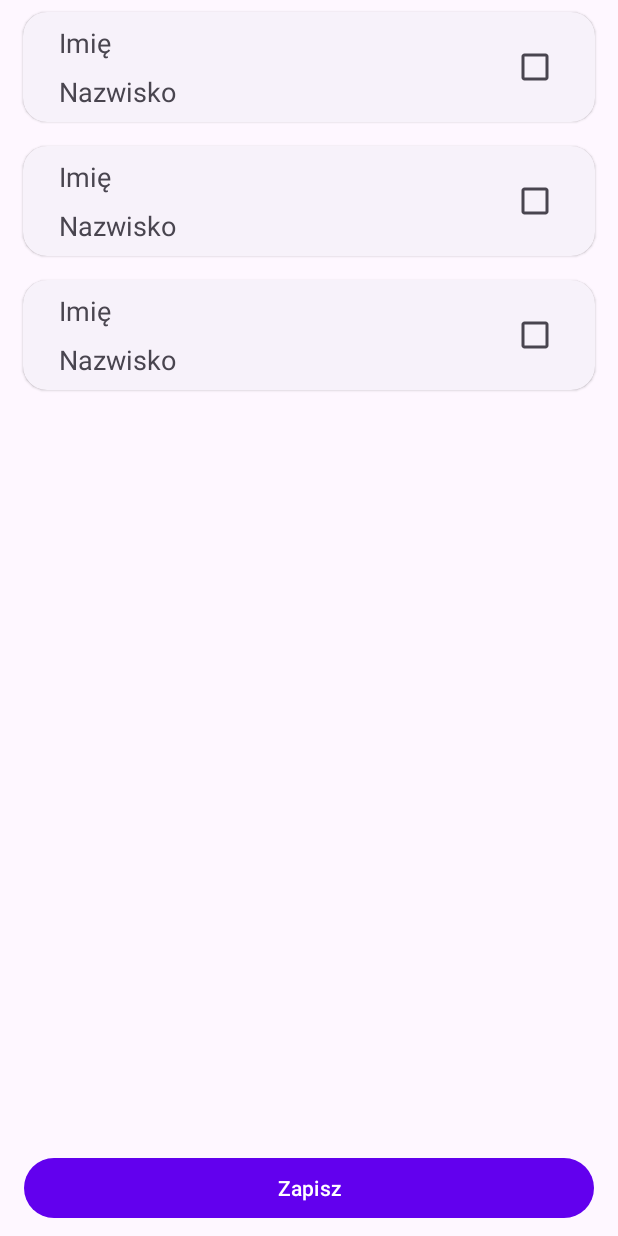
After one commit to sebo256/Praca_dyplomowa_27796_android, an Android app: the layout activity_job_apply_to_view.xml on its own in the app's theme, with its tools: preview values and no code run, on a phone screen of 412 x 824 dp. The commit adds this screen. Run offline under Robolectric (Android 15) with nearby library versions, the phone set to English and light mode, and no system bars; network calls fail.

Commit message:
Completed adding jobs and applying jobs to users

```diff
--- a/app/src/main/AndroidManifest.xml
+++ b/app/src/main/AndroidManifest.xml
@@ -15,6 +15,9 @@
         android:theme="@style/Theme.Praca_dyplomowa_27796_android"
         android:usesCleartextTraffic="true"
         tools:targetApi="31">
+        <activity
+            android:name=".views.JobApplyToActivityView"
+            android:exported="false" />
         <activity
             android:name=".views.AddJobActivity"
             android:exported="false" />
--- /dev/null
+++ b/app/src/main/java/com/praca/dyplomowa/android/api/request/JobApplyToRequest.kt
@@ -0,0 +1,6 @@
+package com.praca.dyplomowa.android.api.request
+
+data class JobApplyToRequest(
+    val objectId: String,
+    val jobAppliedTo: Collection<String>
+)
--- /dev/null
+++ b/app/src/main/java/com/praca/dyplomowa/android/api/request/JobGetByIdRequest.kt
@@ -0,0 +1,5 @@
+package com.praca.dyplomowa.android.api.request
+
+data class JobGetByIdRequest(
+    val objectId: String
+)
--- a/app/src/main/java/com/praca/dyplomowa/android/views/JobsFragmentView.kt
+++ b/app/src/main/java/com/praca/dyplomowa/android/views/JobsFragmentView.kt
@@ -41,7 +41,6 @@ class JobsFragmentView : Fragment(R.layout.fragment_jobs_view) {
         }
 
         getJobs()
-        println(jobList.toString())
         return view
     }
 
@@ -54,8 +53,6 @@ class JobsFragmentView : Fragment(R.layout.fragment_jobs_view) {
             binding.recyclerViewJob.adapter = JobAdapter(jobList)
         }
         viewModelJobs.getJobs()
-
-
     }
 
 
--- /dev/null
+++ b/app/src/main/res/layout/activity_job_apply_to_view.xml
@@ -0,0 +1,30 @@
+<?xml version="1.0" encoding="utf-8"?>
+<androidx.constraintlayout.widget.ConstraintLayout xmlns:android="http://schemas.android.com/apk/res/android"
+    xmlns:app="http://schemas.android.com/apk/res-auto"
+    xmlns:tools="http://schemas.android.com/tools"
+    android:layout_width="match_parent"
+    android:layout_height="match_parent"
+    tools:context=".views.JobApplyToActivityView">
+
+
+    <androidx.recyclerview.widget.RecyclerView
+        android:id="@+id/recyclewViewJobApplyTo"
+        android:layout_width="match_parent"
+        android:layout_height="wrap_content"
+        tools:listitem="@layout/recycler_job_apply_to_layout" />
+
+    <Button
+        android:id="@+id/buttonSaveJobApplyTo"
+        style="@style/Widget.Material3.Button"
+        android:layout_width="0dp"
+        android:layout_height="wrap_content"
+        android:layout_marginStart="16dp"
+        android:layout_marginEnd="16dp"
+        android:layout_marginBottom="8dp"
+        android:text="@string/save_button_text"
+        android:textSize="14sp"
+        app:layout_constraintBottom_toBottomOf="parent"
+        app:layout_constraintEnd_toEndOf="parent"
+        app:layout_constraintStart_toStartOf="parent" />
+
+</androidx.constraintlayout.widget.ConstraintLayout>
--- /dev/null
+++ b/app/src/main/res/layout/recycler_job_apply_to_layout.xml
@@ -0,0 +1,61 @@
+<?xml version="1.0" encoding="utf-8"?>
+
+<com.google.android.material.card.MaterialCardView xmlns:android="http://schemas.android.com/apk/res/android"
+    xmlns:app="http://schemas.android.com/apk/res-auto"
+    android:id="@+id/recyclerJobApplyToItem"
+    style="?attr/materialCardViewElevatedStyle"
+    android:layout_width="match_parent"
+    android:layout_height="wrap_content"
+    android:layout_marginLeft="8dp"
+    android:layout_marginRight="8dp"
+    app:cardCornerRadius="16dp"
+    app:cardPreventCornerOverlap="true"
+    app:cardUseCompatPadding="true">
+
+    <androidx.constraintlayout.widget.ConstraintLayout
+        android:layout_width="match_parent"
+        android:layout_height="wrap_content"
+        android:layout_marginLeft="16dp"
+        android:layout_marginRight="16dp"
+        android:gravity="center_vertical"
+        android:orientation="vertical">
+
+        <TextView
+            android:id="@+id/textViewRecyclerJobApplyToName"
+            android:layout_width="wrap_content"
+            android:layout_height="wrap_content"
+            android:layout_margin="8dp"
+            android:layout_marginStart="8dp"
+            android:layout_marginTop="8dp"
+            android:maxLines="1"
+            android:text="Imię"
+            android:textSize="18sp"
+            app:layout_constraintStart_toStartOf="parent"
+            app:layout_constraintTop_toTopOf="parent" />
+
+        <TextView
+            android:id="@+id/textViewRecyclerJobApplyToSurname"
+            android:layout_width="wrap_content"
+            android:layout_height="match_parent"
+            android:layout_marginStart="8dp"
+            android:layout_marginTop="8dp"
+            android:layout_marginBottom="8dp"
+            android:maxLines="1"
+            android:text="Nazwisko"
+            android:textSize="18sp"
+            app:layout_constraintBottom_toBottomOf="parent"
+            app:layout_constraintStart_toStartOf="parent"
+            app:layout_constraintTop_toBottomOf="@+id/textViewRecyclerJobApplyToName" />
+
+        <CheckBox
+            android:id="@+id/checkBoxRecyclerJobApplyTo"
+            android:layout_width="wrap_content"
+            android:layout_height="0dp"
+            app:layout_constraintBottom_toBottomOf="parent"
+            app:layout_constraintEnd_toEndOf="parent"
+            app:layout_constraintHorizontal_bias="1.0"
+            app:layout_constraintStart_toStartOf="parent"
+            app:layout_constraintTop_toTopOf="parent" />
+    </androidx.constraintlayout.widget.ConstraintLayout>
+
+</com.google.android.material.card.MaterialCardView>
```
Also changed, not shown: app/src/main/java/com/praca/dyplomowa/android/api/PDyplomowaAPI.kt (+7 -3 lines), app/src/main/java/com/praca/dyplomowa/android/api/repository/JobRepository.kt (+8 -0 lines), app/src/main/java/com/praca/dyplomowa/android/viewmodels/AddJobsViewModel.kt (+0 -30 lines), app/src/main/java/com/praca/dyplomowa/android/viewmodels/JobApplyToViewModel.kt (added, +77 -0 lines), app/src/main/java/com/praca/dyplomowa/android/views/AddJobActivity.kt (+13 -1 lines), app/src/main/java/com/praca/dyplomowa/android/views/JobApplyToActivityView.kt (added, +55 -0 lines), app/src/main/java/com/praca/dyplomowa/android/views/adapters/JobAdapter.kt (+3 -6 lines), app/src/main/java/com/praca/dyplomowa/android/views/adapters/JobApplyToAdapter.kt (added, +43 -0 lines).
